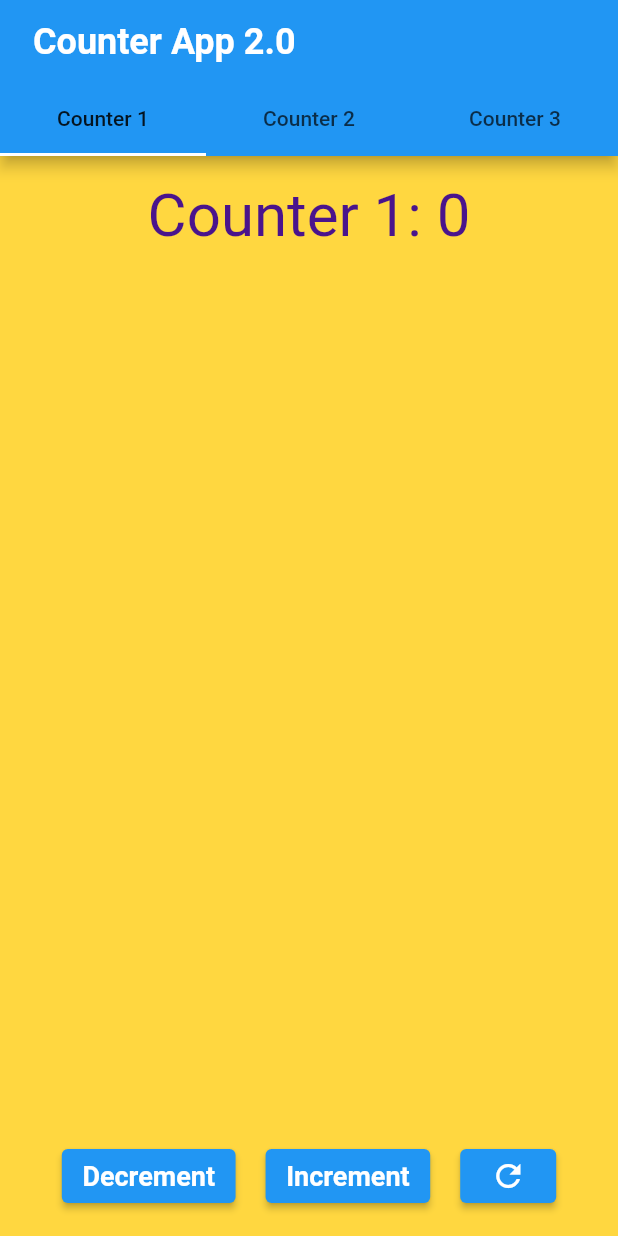
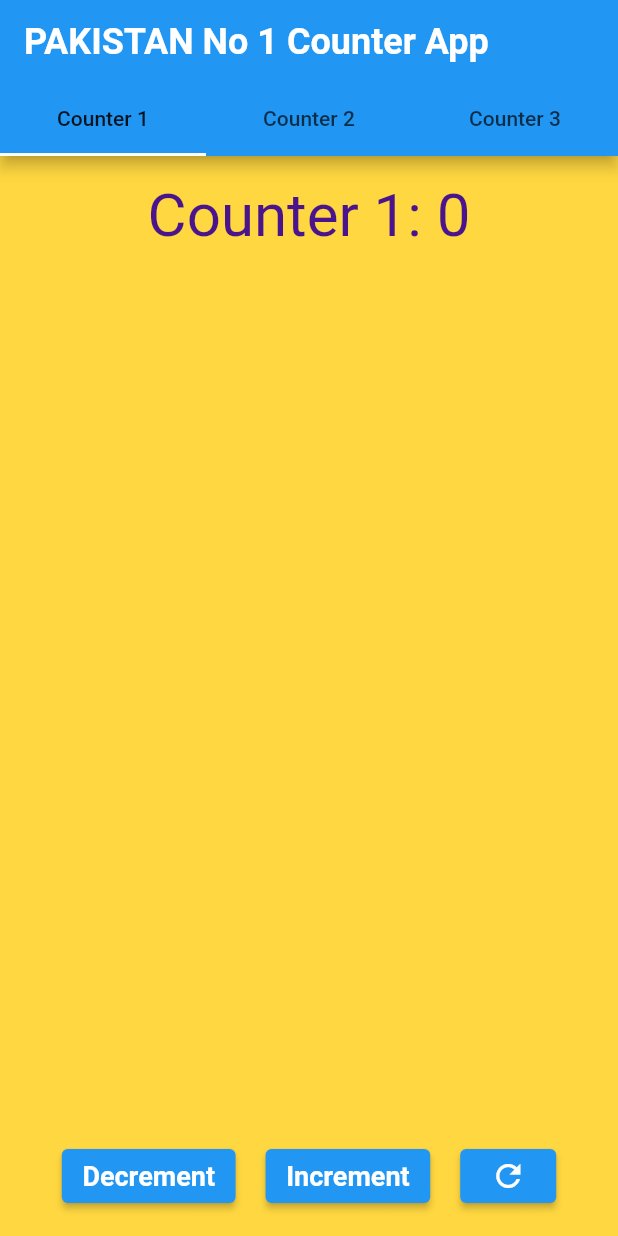
Before and after one commit to naeem92/MobileApplication, a Flutter app: the screen it shows after launch, on a phone screen of 412 x 824 dp. Run offline on Flutter 3.47's test engine with Material 2 defaults, Android fonts, the phone set to English and light mode, and no system bars.

Commit message:
SP20-BCS-026

```diff
--- a/counter_app/lib/main.dart
+++ b/counter_app/lib/main.dart
@@ -6,7 +6,7 @@ class MyApp extends StatelessWidget {
   @override
   Widget build(BuildContext context) {
     return MaterialApp(
-      title: 'COUNTER APP 2.0',
+      title: 'NAEEM ',
       theme: ThemeData(
         primaryColor: Colors.white,
         accentColor: Colors.white,
@@ -91,7 +91,7 @@ class _CounterPageState extends State<CounterPage> {
       length: 3,
       child: Scaffold(
         appBar: AppBar(
-          title: Text(' Counter App 2.0'),
+          title: Text('PAKISTAN No 1 Counter App'),
           bottom: TabBar(
             tabs: counterTabs,
             onTap: _changeCounter,
```
Also changed, not shown: counter_app/output/Screenshot (1).png (deleted), counter_app/screenshort/Counter 1.png (added), counter_app/screenshort/Counter 2.png (added), counter_app/screenshort/Counter 3.png (added).
